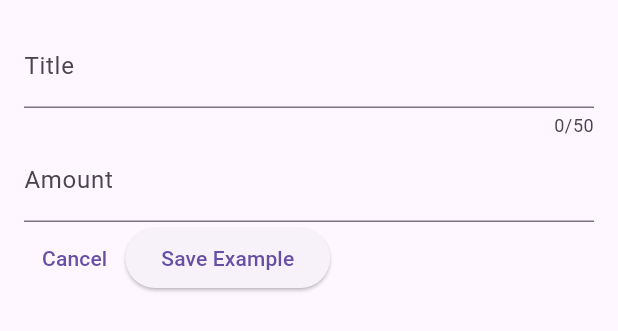
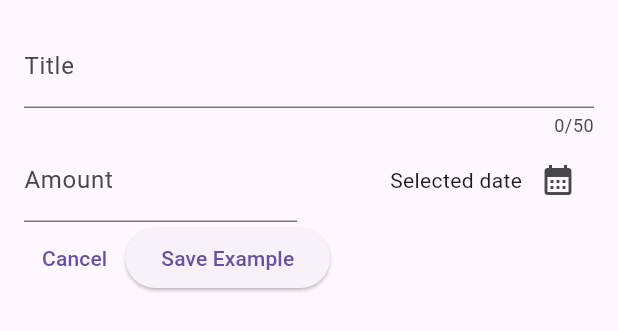
Before and after one commit to wemali05/expense_tracker, a Flutter app: the NewExpense widget shown alone on an empty page, opened directly, on a phone screen of 412 x 824 dp. Shown: the top 331 px of the screen. Run offline on Flutter 3.47's test engine with Material 3 defaults, Android fonts, the phone set to English and light mode, and no system bars.

Commit message:
showing datepicker

```diff
--- a/lib/widgets/new_expense.dart
+++ b/lib/widgets/new_expense.dart
@@ -13,6 +13,12 @@ class NewExpense extends StatefulWidget {
 class _NewExpenseState extends State<NewExpense> {
   final _textController = TextEditingController();
   final _amountController = TextEditingController();
+
+  void _presentDatePicker() {
+    final now =  DateTime.now();
+    final firstDate = DateTime(now.year - 1, now.month, now.day);
+    showDatePicker(context: context, firstDate: firstDate, lastDate: now);
+  }
 
   @override
   void dispose() {
@@ -34,7 +40,10 @@ class _NewExpenseState extends State<NewExpense> {
               label: Text('Title'),
             ),
           ),
-          TextField(
+          Row(
+            children: [
+              Expanded(
+                child: TextField(
                   controller: _amountController,
                   keyboardType: TextInputType.number,
                   inputFormatters: [FilteringTextInputFormatter.digitsOnly,],
@@ -42,6 +51,19 @@ class _NewExpenseState extends State<NewExpense> {
                     prefixText: '\$ ',
                     label: Text('Amount'),
                   ),
+                ),
+              ),
+              const SizedBox(width: 16,),
+              Expanded(
+                child: Row(
+                  mainAxisAlignment: MainAxisAlignment.end,
+                  crossAxisAlignment: CrossAxisAlignment.center,
+                  children: [
+                  const Text('Selected date'),
+                  IconButton(onPressed: _presentDatePicker, icon: const Icon(Icons.calendar_month),),
+                ],),
+              )
+            ],
           ),
           Row(
             children: [
```
Lines whose indentation alone changed are shown as unchanged.
